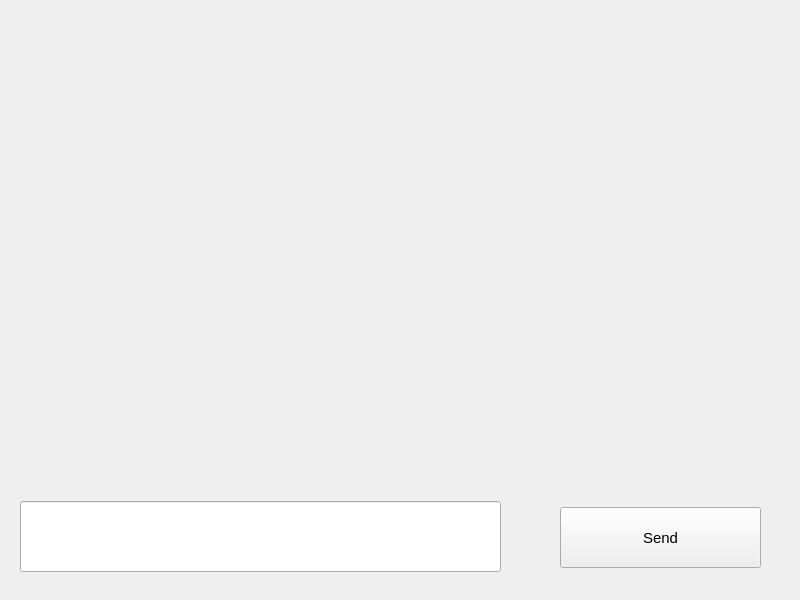
Qt form CloudClient/cloudclient.ui (eugenesujing/cloud-drive) before a commit.
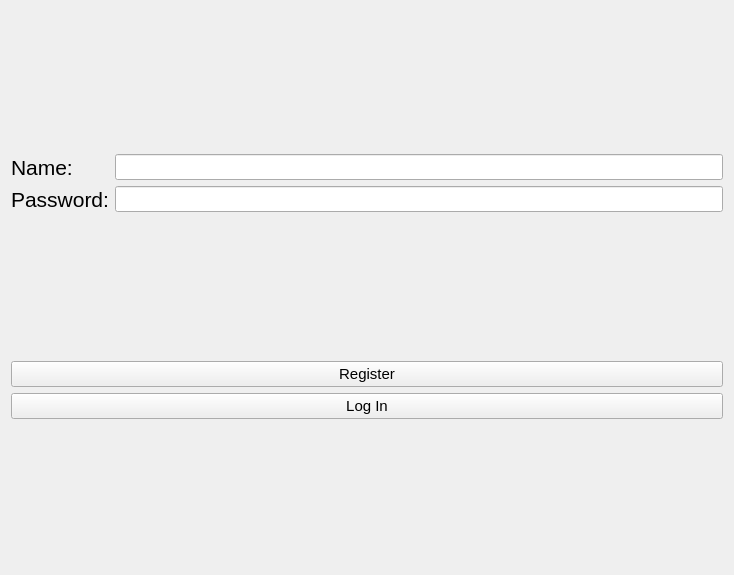
The same form after that commit.

Commit message: add login widget

Diff of the .ui file:
```diff
--- a/CloudClient/cloudclient.ui
+++ b/CloudClient/cloudclient.ui
@@ -6,41 +6,108 @@
    <rect>
     <x>0</x>
     <y>0</y>
-    <width>800</width>
-    <height>600</height>
+    <width>734</width>
+    <height>575</height>
    </rect>
   </property>
   <property name="windowTitle">
    <string>CloudClient</string>
   </property>
-  <widget class="QLineEdit" name="lineEdit">
-   <property name="geometry">
-    <rect>
-     <x>20</x>
-     <y>501</y>
-     <width>481</width>
-     <height>71</height>
-    </rect>
-   </property>
-  </widget>
-  <widget class="QPushButton" name="send_button">
-   <property name="geometry">
-    <rect>
-     <x>560</x>
-     <y>507</y>
-     <width>201</width>
-     <height>61</height>
-    </rect>
-   </property>
-   <property name="font">
-    <font>
-     <pointsize>11</pointsize>
-    </font>
-   </property>
-   <property name="text">
-    <string>Send</string>
-   </property>
-  </widget>
+  <layout class="QHBoxLayout" name="horizontalLayout_3">
+   <item>
+    <layout class="QGridLayout" name="gridLayout">
+     <item row="0" column="0">
+      <layout class="QHBoxLayout" name="horizontalLayout">
+       <item>
+        <layout class="QVBoxLayout" name="verticalLayout">
+         <item>
+          <widget class="QLabel" name="name_label">
+           <property name="font">
+            <font>
+             <pointsize>16</pointsize>
+             <weight>50</weight>
+             <bold>false</bold>
+            </font>
+           </property>
+           <property name="text">
+            <string>Name:</string>
+           </property>
+          </widget>
+         </item>
+         <item>
+          <widget class="QLabel" name="pwd_label">
+           <property name="font">
+            <font>
+             <pointsize>16</pointsize>
+             <weight>50</weight>
+             <bold>false</bold>
+            </font>
+           </property>
+           <property name="text">
+            <string>Password:</string>
+           </property>
+          </widget>
+         </item>
+        </layout>
+       </item>
+       <item>
+        <layout class="QVBoxLayout" name="verticalLayout_2">
+         <item>
+          <widget class="QLineEdit" name="name_input">
+           <property name="font">
+            <font>
+             <pointsize>11</pointsize>
+            </font>
+           </property>
+          </widget>
+         </item>
+         <item>
+          <widget class="QLineEdit" name="pwd_input">
+           <property name="font">
+            <font>
+             <pointsize>11</pointsize>
+            </font>
+           </property>
+           <property name="echoMode">
+            <enum>QLineEdit::Password</enum>
+           </property>
+          </widget>
+         </item>
+        </layout>
+       </item>
+      </layout>
+     </item>
+     <item row="1" column="0">
+      <layout class="QVBoxLayout" name="verticalLayout_3">
+       <item>
+        <widget class="QPushButton" name="pushButton_2">
+         <property name="font">
+          <font>
+           <pointsize>11</pointsize>
+          </font>
+         </property>
+         <property name="text">
+          <string>Register</string>
+         </property>
+        </widget>
+       </item>
+       <item>
+        <widget class="QPushButton" name="pushButton">
+         <property name="font">
+          <font>
+           <pointsize>11</pointsize>
+          </font>
+         </property>
+         <property name="text">
+          <string>Log In</string>
+         </property>
+        </widget>
+       </item>
+      </layout>
+     </item>
+    </layout>
+   </item>
+  </layout>
  </widget>
  <resources/>
  <connections/>
```
The commit also changes 7 other files.
